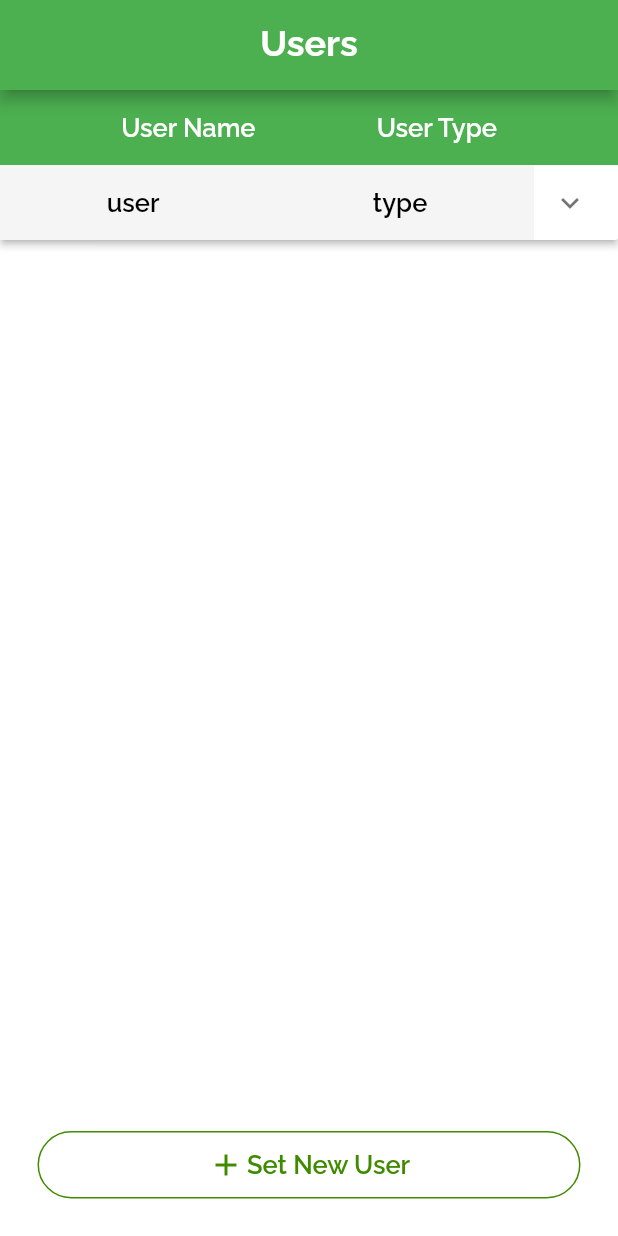
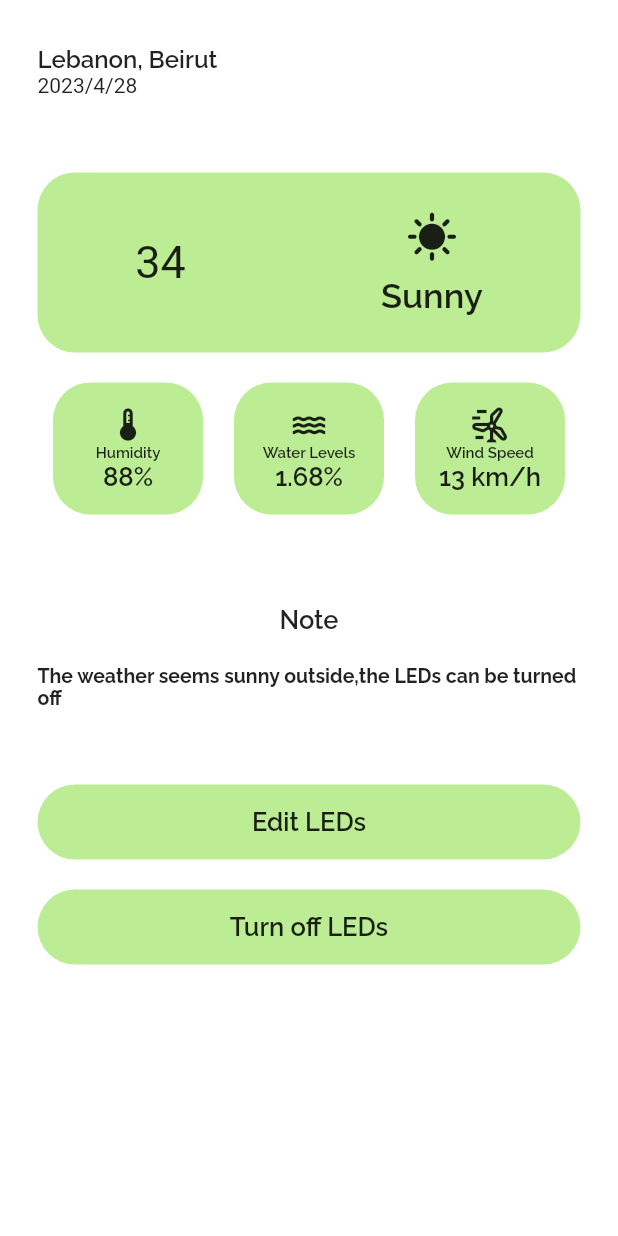
Before and after one commit to MohammadAlAgha/luminexa, a Flutter app: the screen it shows after launch, on a phone screen of 412 x 824 dp. Run offline on Flutter 3.47's test engine with Material 2 defaults, Android fonts, the phone set to English and light mode, and no system bars; our stand-ins replace flutter_svg, google_nav_bar.

Commit message:
Frontend: Added and styled the structure of the weather page

```diff
--- a/luminexa_mobile/lib/main.dart
+++ b/luminexa_mobile/lib/main.dart
@@ -8,6 +8,7 @@ import 'package:luminexa_mobile/screens/signUp.dart';
 import 'package:luminexa_mobile/screens/systemPage.dart';
 import 'package:luminexa_mobile/screens/editLedPage.dart';
 import 'package:luminexa_mobile/screens/viewUsersPage.dart';
+import 'package:luminexa_mobile/screens/weatherPage.dart';
 
 void main() {
   runApp(const MyApp());
@@ -27,7 +28,7 @@ class _MyAppState extends State<MyApp> {
       theme: ThemeData(
           primarySwatch: Colors.green, scaffoldBackgroundColor: Colors.white),
       debugShowCheckedModeBanner: false,
-      home: viewUsers(),
+      home: weatherPage(),
     );
   }
 }
--- /dev/null
+++ b/luminexa_mobile/lib/screens/weatherPage.dart
@@ -0,0 +1,187 @@
+import 'package:flutter/material.dart';
+import 'package:luminexa_mobile/widgets/appBarWidget/appBarWidget.dart';
+import 'package:luminexa_mobile/widgets/buttonWidget/buttonWidget.dart';
+
+class weatherPage extends StatelessWidget {
+  DateTime todayDate = DateTime.now();
+  weatherPage({super.key});
+  @override
+  Widget build(BuildContext context) {
+    return Scaffold(
+      body: SafeArea(
+          child: Padding(
+        padding: const EdgeInsets.symmetric(horizontal: 25, vertical: 30),
+        child: Column(
+          children: [
+            Row(
+              mainAxisAlignment: MainAxisAlignment.start,
+              children: [
+                Column(
+                  crossAxisAlignment: CrossAxisAlignment.start,
+                  children: [
+                    Text(
+                      "Lebanon, Beirut",
+                      style: TextStyle(fontFamily: "RalewayBold", fontSize: 16),
+                    ),
+                    Text(
+                      todayDate.year.toString() +
+                          "/" +
+                          todayDate.month.toString() +
+                          "/" +
+                          todayDate.day.toString(),
+                      style: TextStyle(fontSize: 14),
+                    ),
+                  ],
+                ),
+              ],
+            ),
+            SizedBox(
+              height: 50,
+            ),
+            Container(
+              height: 120,
+              decoration: BoxDecoration(
+                  color: Color.fromARGB(255, 188, 236, 147),
+                  borderRadius: BorderRadius.circular(25)),
+              child: Row(
+                  mainAxisAlignment: MainAxisAlignment.spaceAround,
+                  children: [
+                    Text(
+                      "34",
+                      style: TextStyle(fontSize: 30),
+                    ),
+                    Column(
+                      mainAxisAlignment: MainAxisAlignment.center,
+                      children: [
+                        Icon(
+                          Icons.sunny,
+                          size: 35,
+                        ),
+                        SizedBox(
+                          height: 8,
+                        ),
+                        Text(
+                          "Sunny",
+                          style: TextStyle(
+                              fontSize: 23, fontFamily: "RalewayBold"),
+                        )
+                      ],
+                    )
+                  ]),
+            ),
+            Padding(
+              padding: const EdgeInsets.symmetric(vertical: 20),
+              child: Container(
+                child: Row(
+                  mainAxisAlignment: MainAxisAlignment.spaceAround,
+                  children: [
+                    Container(
+                        width: 100,
+                        decoration: BoxDecoration(
+                            color: Color.fromARGB(255, 188, 236, 147),
+                            borderRadius: BorderRadius.circular(25)),
+                        child: Padding(
+                          padding: const EdgeInsets.all(15),
+                          child: Column(
+                            children: [
+                              Icon(
+                                Icons.thermostat,
+                                size: 26,
+                              ),
+                              Text(
+                                "Humidity",
+                                style: TextStyle(
+                                    fontSize: 10, fontFamily: "RalewayBold"),
+                              ),
+                              Text(
+                                "88%",
+                                style: TextStyle(
+                                    fontSize: 17, fontFamily: "RalewayBold"),
+                              )
+                            ],
+                          ),
+                        )),
+                    Container(
+                        width: 100,
+                        decoration: BoxDecoration(
+                            color: Color.fromARGB(255, 188, 236, 147),
+                            borderRadius: BorderRadius.circular(25)),
+                        child: Padding(
+                          padding: const EdgeInsets.all(15),
+                          child: Column(
+                            children: [
+                              Icon(
+                                Icons.water,
+                                size: 26,
+                              ),
+                              Text(
+                                "Water Levels",
+                                style: TextStyle(
+                                    fontSize: 10, fontFamily: "RalewayBold"),
+                              ),
+                              Text(
+                                "1.68%",
+                                style: TextStyle(
+                                    fontSize: 17, fontFamily: "RalewayBold"),
+                              )
+                            ],
+                          ),
+                        )),
+                    Container(
+                        width: 100,
+                        decoration: BoxDecoration(
+                            color: Color.fromARGB(255, 188, 236, 147),
+                            borderRadius: BorderRadius.circular(25)),
+                        child: Padding(
+                          padding: const EdgeInsets.all(15),
+                          child: Column(
+                            children: [
+                              Icon(
+                                Icons.wind_power_outlined,
+                                size: 26,
+                              ),
+                              Text(
+                                "Wind Speed",
+                                style: TextStyle(
+                                    fontSize: 10, fontFamily: "RalewayBold"),
+                              ),
+                              Text(
+                                "13 km/h",
+                                style: TextStyle(
+                                    fontSize: 17, fontFamily: "RalewayBold"),
+                              )
+                            ],
+                          ),
+                        )),
+                  ],
+                ),
+              ),
+            ),
+            SizedBox(
+              height: 40,
+            ),
+            Text(
+              "Note",
+              style: TextStyle(fontSize: 17, fontFamily: "RalewayBold"),
+            ),
+            SizedBox(
+              height: 20,
+            ),
+            Text(
+              "The weather seems sunny outside,the LEDs can be turned off",
+              style: TextStyle(
+                  fontSize: 13,
+                  fontFamily: "Raleway",
+                  fontWeight: FontWeight.w700),
+            ),
+            Padding(
+              padding: const EdgeInsets.only(top: 50, bottom: 20),
+              child: styledButton(innerText: "Edit LEDs"),
+            ),
+            styledButton(innerText: "Turn off LEDs"),
+          ],
+        ),
+      )),
+    );
+  }
+}
```
